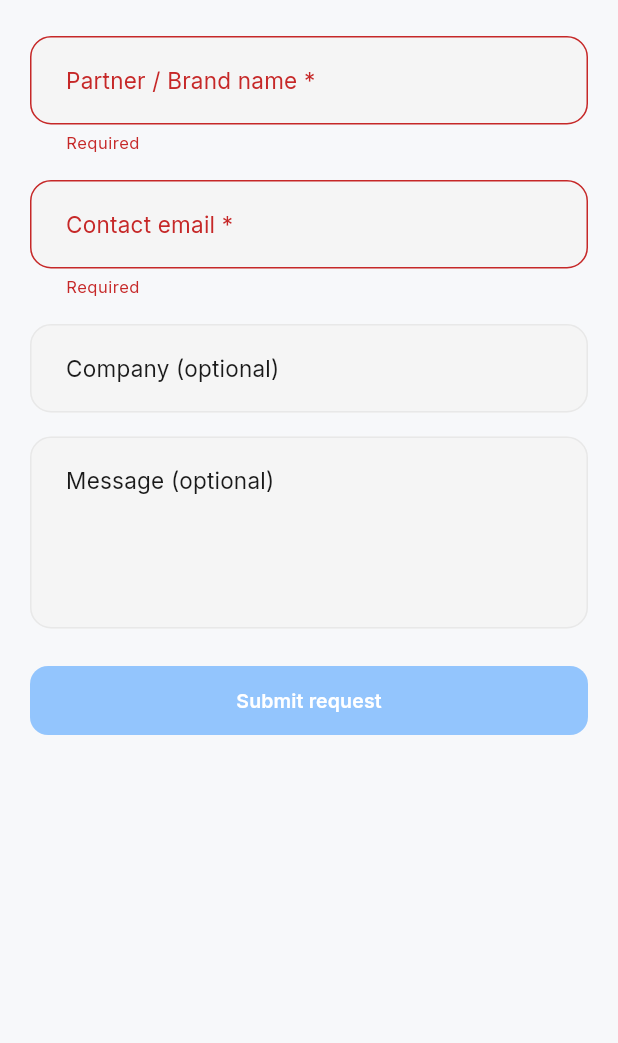
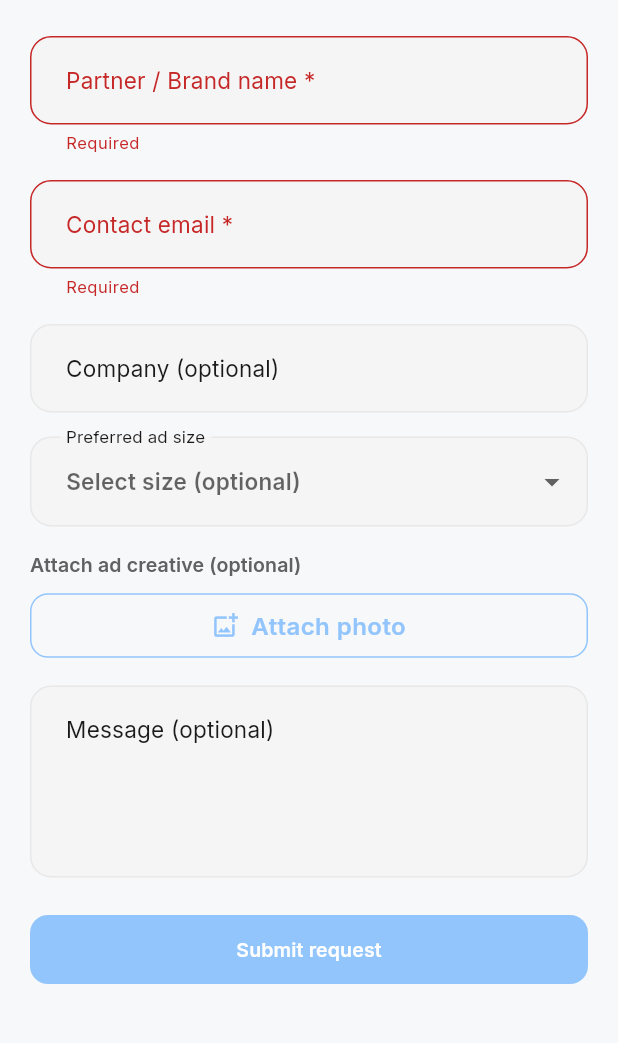
Before and after one commit to mohamedalshaibani/M-Auction, a Flutter app: the RequestAdPage screen opened directly, after a tap on "Submit request", on a phone screen of 412 x 824 dp, the part 174-1217 px from its top. Run offline on Flutter 3.47's test engine with Material 3 defaults, Android fonts, the phone set to English and light mode, and no system bars; our stand-ins replace cloud_firestore, cloud_functions, firebase_auth, firebase_core, firebase_storage, google_fonts and 4 more; missing offline and left inert: dart:html, dart:js, dart:ui_web; accounts and stored records are empty.

Commit message:
ui updates and fixes

```diff
--- a/lib/pages/request_ad_page.dart
+++ b/lib/pages/request_ad_page.dart
@@ -1,6 +1,18 @@
+import 'dart:typed_data';
 import 'package:flutter/material.dart';
+import 'package:firebase_auth/firebase_auth.dart';
+import 'package:image_picker/image_picker.dart';
 import '../theme/app_theme.dart';
 import '../services/ads_service.dart';
+
+/// Preferred ad size options (common IAB standards).
+const List<Map<String, String>> kPreferredSizes = [
+  {'value': '320×50', 'label': '320×50 (Mobile banner)'},
+  {'value': '300×250', 'label': '300×250 (Medium rectangle)'},
+  {'value': '728×90', 'label': '728×90 (Leaderboard)'},
+  {'value': '300×600', 'label': '300×600 (Half page)'},
+  {'value': 'custom', 'label': 'Custom (describe in message)'},
+];
 
 /// Page for partners to request advertising on the app.
 class RequestAdPage extends StatefulWidget {
@@ -17,6 +29,10 @@ class _RequestAdPageState extends State<RequestAdPage> {
   final _companyController = TextEditingController();
   final _messageController = TextEditingController();
   bool _submitting = false;
+  XFile? _attachedImage;
+  Uint8List? _attachedImageBytes;
+  String? _preferredSize;
+  final ImagePicker _picker = ImagePicker();
 
   @override
   void dispose() {
@@ -27,10 +43,40 @@ class _RequestAdPageState extends State<RequestAdPage> {
     super.dispose();
   }
 
+  Future<void> _pickImage() async {
+    final XFile? file = await _picker.pickImage(source: ImageSource.gallery);
+    if (file == null || !mounted) return;
+    final bytes = await file.readAsBytes();
+    if (mounted) setState(() {
+      _attachedImage = file;
+      _attachedImageBytes = bytes;
+    });
+  }
+
   Future<void> _submit() async {
     if (!_formKey.currentState!.validate() || _submitting) return;
+    final user = FirebaseAuth.instance.currentUser;
+    if (user == null) {
+      ScaffoldMessenger.of(context).showSnackBar(
+        const SnackBar(
+          content: Text('Please sign in to submit an ad request.'),
+          backgroundColor: Colors.orange,
+        ),
+      );
+      return;
+    }
     setState(() => _submitting = true);
     try {
+      String? imageUrl;
+      if (_attachedImage != null && _attachedImageBytes != null) {
+        final name = _attachedImage!.name;
+        final fileName = name.isNotEmpty ? name : 'ad_${DateTime.now().millisecondsSinceEpoch}.jpg';
+        imageUrl = await uploadAdRequestImage(
+          uid: user.uid,
+          fileName: fileName,
+          bytes: _attachedImageBytes!,
+        );
+      }
       await submitAdRequest(
         partnerName: _partnerNameController.text.trim(),
         contactEmail: _contactEmailController.text.trim(),
@@ -40,6 +86,10 @@ class _RequestAdPageState extends State<RequestAdPage> {
         message: _messageController.text.trim().isEmpty
             ? null
             : _messageController.text.trim(),
+        imageUrl: imageUrl,
+        preferredSize: (_preferredSize != null && _preferredSize!.isNotEmpty && _preferredSize != 'custom')
+            ? _preferredSize
+            : null,
       );
       if (!mounted) return;
       ScaffoldMessenger.of(context).showSnackBar(
@@ -121,6 +171,78 @@ class _RequestAdPageState extends State<RequestAdPage> {
                 ),
               ),
               const SizedBox(height: 16),
+              // Preferred ad size
+              DropdownButtonFormField<String>(
+                value: _preferredSize,
+                decoration: const InputDecoration(
+                  labelText: 'Preferred ad size',
+                  border: OutlineInputBorder(),
+                ),
+                hint: const Text('Select size (optional)'),
+                items: kPreferredSizes.map((e) {
+                  return DropdownMenuItem<String>(
+                    value: e['value'],
+                    child: Text(e['label']!),
+                  );
+                }).toList(),
+                onChanged: (v) => setState(() => _preferredSize = v),
+              ),
+              const SizedBox(height: 16),
+              // Attach photo
+              Text(
+                'Attach ad creative (optional)',
+                style: Theme.of(context).textTheme.labelLarge?.copyWith(
+                      color: AppTheme.textSecondary,
+                    ),
+              ),
+              const SizedBox(height: 8),
+              OutlinedButton.icon(
+                onPressed: _submitting ? null : _pickImage,
+                icon: const Icon(Icons.add_photo_alternate_outlined),
+                label: Text(_attachedImage == null ? 'Attach photo' : 'Change photo'),
+                style: OutlinedButton.styleFrom(
+                  padding: const EdgeInsets.symmetric(vertical: 12),
+                  shape: RoundedRectangleBorder(
+                    borderRadius: BorderRadius.circular(12),
+                  ),
+                ),
+              ),
+              if (_attachedImage != null) ...[
+                const SizedBox(height: 8),
+                Row(
+                  children: [
+                    ClipRRect(
+                      borderRadius: BorderRadius.circular(8),
+                      child: _attachedImageBytes != null
+                          ? Image.memory(
+                              _attachedImageBytes!,
+                              width: 64,
+                              height: 64,
+                              fit: BoxFit.cover,
+                              errorBuilder: (_, __, ___) => const Icon(Icons.image, size: 64),
+                            )
+                          : const Icon(Icons.image, size: 64, color: AppTheme.textSecondary),
+                    ),
+                    const SizedBox(width: 12),
+                    Expanded(
+                      child: Text(
+                        _attachedImage!.name,
+                        style: Theme.of(context).textTheme.bodySmall,
+                        maxLines: 2,
+                        overflow: TextOverflow.ellipsis,
+                      ),
+                    ),
+                    IconButton(
+                      icon: const Icon(Icons.close),
+                      onPressed: () => setState(() {
+                        _attachedImage = null;
+                        _attachedImageBytes = null;
+                      }),
+                    ),
+                  ],
+                ),
+              ],
+              const SizedBox(height: 16),
               TextFormField(
                 controller: _messageController,
                 maxLines: 4,
--- a/lib/services/ads_service.dart
+++ b/lib/services/ads_service.dart
@@ -1,5 +1,7 @@
+import 'dart:typed_data';
 import 'package:cloud_firestore/cloud_firestore.dart';
 import 'package:firebase_auth/firebase_auth.dart';
+import 'package:firebase_storage/firebase_storage.dart';
 
 /// Partner ad / banner for home page. One banner per partner (dedupe by partnerId).
 class PartnerAd {
@@ -122,20 +124,42 @@ Future<void> deleteAd(String adId) async {
   await FirebaseFirestore.instance.collection('ads').doc(adId).delete();
 }
 
-/// Submit ad request (partners).
+/// Upload ad request attachment to Storage. Path: adRequests/{uid}/{fileName}
+Future<String> uploadAdRequestImage({
+  required String uid,
+  required String fileName,
+  required Uint8List bytes,
+  String contentType = 'image/jpeg',
+}) async {
+  final ref = FirebaseStorage.instance.ref('adRequests/$uid/$fileName');
+  final metadata = SettableMetadata(contentType: contentType);
+  await ref.putData(bytes, metadata);
+  return ref.getDownloadURL();
+}
+
+/// Submit ad request (partners). Requires authenticated user.
 Future<void> submitAdRequest({
   required String partnerName,
   required String contactEmail,
   String? company,
   String? message,
+  String? imageUrl,
+  String? preferredSize,
 }) async {
   final user = FirebaseAuth.instance.currentUser;
+  if (user == null) {
+    throw Exception(
+      'You must be signed in to submit an ad request. Please sign in and try again.',
+    );
+  }
   await FirebaseFirestore.instance.collection('adRequests').add({
     'partnerName': partnerName,
     'contactEmail': contactEmail,
     if (company != null && company.isNotEmpty) 'company': company,
     if (message != null && message.isNotEmpty) 'message': message,
-    'uid': user?.uid,
+    if (imageUrl != null && imageUrl.isNotEmpty) 'imageUrl': imageUrl,
+    if (preferredSize != null && preferredSize.isNotEmpty) 'preferredSize': preferredSize,
+    'uid': user.uid,
     'status': 'pending',
     'createdAt': FieldValue.serverTimestamp(),
   });
```
Also changed, not shown: 2 other files.
